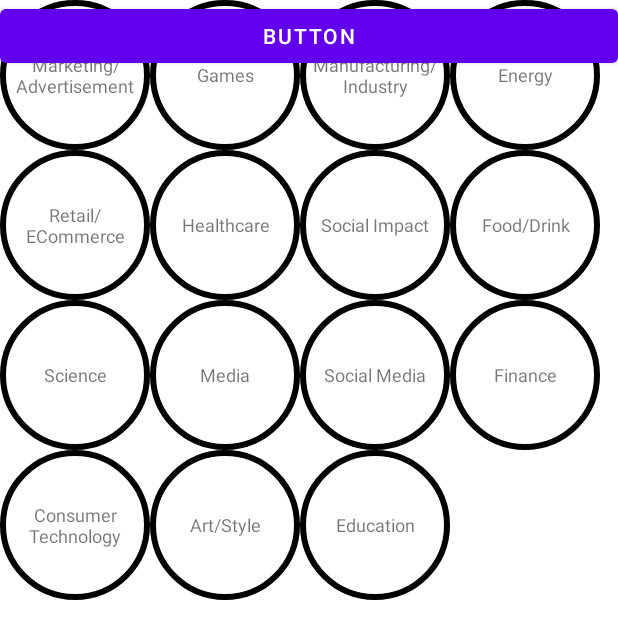
After one commit to andrewparkk1/eCrowdPop, an Android app: the layout fragment_circle_search_2.xml on its own in the app's theme, with its tools: preview values and no code run, on a phone screen of 412 x 824 dp. The commit adds this screen. Shown: the top 639 px of the screen. Run offline under Robolectric (Android 15) with nearby library versions, the phone set to English and light mode, and no system bars; plain views replace SocialAutoCompleteTextView.

Commit message:
CircleSearchFragment now works

```diff
--- a/app/src/main/java/com/example/ecrowdpop/Fragments/CircleSearchFragment.java
+++ b/app/src/main/java/com/example/ecrowdpop/Fragments/CircleSearchFragment.java
@@ -13,6 +13,7 @@ import android.view.LayoutInflater;
 import android.view.MotionEvent;
 import android.view.View;
 import android.view.ViewGroup;
+import android.widget.Button;
 import android.widget.TextView;
 
 import com.example.ecrowdpop.CommentsActivity;
@@ -62,6 +63,7 @@ import java.util.List;
 
 public class CircleSearchFragment extends Fragment {
     TextView ma, re, sc, ct, ga, hc, md, as, mi, si, sm, ed, en, fd, f;
+    Button b;
 
     @Override
     public View onCreateView(LayoutInflater inflater, ViewGroup container,
@@ -84,6 +86,7 @@ public class CircleSearchFragment extends Fragment {
         en = view.findViewById(R.id.energy);
         fd = view.findViewById(R.id.fooddrink);
         f = view.findViewById(R.id.finance);
+        b = view.findViewById(R.id.button);
 
 //        randomShape(ma);
 //        randomShape(re);
@@ -116,6 +119,7 @@ public class CircleSearchFragment extends Fragment {
         click(en, en.getText().toString());
         click(fd, fd.getText().toString());
         click(f, f.getText().toString());
+        click(b, "");
 
 
         // Inflate the layout for this fragment
--- a/app/src/main/java/com/example/ecrowdpop/Fragments/SearchFragment.java
+++ b/app/src/main/java/com/example/ecrowdpop/Fragments/SearchFragment.java
@@ -191,7 +191,9 @@ public class SearchFragment extends Fragment {
                     mUsers.clear();
                     for (DataSnapshot snapshot : dataSnapshot.getChildren()){
                         User user = snapshot.getValue(User.class);
-                        if (user != null && user.getCategory().equals(category)) {
+                        if (category.equals("")) {
+                            mUsers.add(user);
+                        } else if (user != null && user.getCategory().equals(category)) {
                             mUsers.add(user);
                         }
 //                        mUsers.add(user);
--- a/app/src/main/res/layout/fragment_circle_search.xml
+++ b/app/src/main/res/layout/fragment_circle_search.xml
@@ -50,6 +50,9 @@
     <!--        android:id="@+id/recycler_view_tags">-->
 
     <!--    </androidx.recyclerview.widget.RecyclerView>-->
+
+
+
 
     <TextView
         android:layout_width="100dp"
@@ -237,6 +240,14 @@
         android:layout_toRightOf="@id/fooddrink"
         />
 
+    <Button
+        android:layout_width="match_parent"
+        android:layout_height="wrap_content"
+        android:id="@+id/button"
+        android:layout_below="@id/socialmedia"
+        android:text="All Categories">
+    </Button>
+
 
 
 </RelativeLayout>
--- /dev/null
+++ b/app/src/main/res/layout/fragment_circle_search_2.xml
@@ -0,0 +1,269 @@
+<?xml version="1.0" encoding="utf-8"?>
+<RelativeLayout xmlns:android="http://schemas.android.com/apk/res/android"
+    xmlns:tools="http://schemas.android.com/tools"
+    android:layout_width="match_parent"
+    android:layout_height="match_parent"
+    tools:context=".Fragments.SearchFragment">
+
+
+    <!--    <com.google.android.material.appbar.AppBarLayout-->
+    <!--        android:layout_width="match_parent"-->
+    <!--        android:layout_height="wrap_content"-->
+    <!--        android:id="@+id/bar"-->
+    <!--        android:background="?android:attr/windowBackground">-->
+
+    <!--        <androidx.appcompat.widget.Toolbar-->
+    <!--            android:layout_width="match_parent"-->
+    <!--            android:layout_height="wrap_content"-->
+    <!--            android:id="@+id/toolbar"-->
+    <!--            android:background="?android:attr/windowBackground">-->
+
+    <!--            <ImageView-->
+    <!--                android:layout_width="wrap_content"-->
+    <!--                android:layout_height="wrap_content"-->
+    <!--                android:src="@drawable/ic_search"/>-->
+
+    <!--            <com.hendraanggrian.appcompat.widget.SocialAutoCompleteTextView-->
+    <!--                android:layout_width="match_parent"-->
+    <!--                android:layout_height="wrap_content"-->
+    <!--                android:id="@+id/search_bar"-->
+    <!--                android:background="@android:color/transparent"-->
+    <!--                android:hint="Search..."-->
+    <!--                android:layout_marginStart="15dp" />-->
+
+    <!--        </androidx.appcompat.widget.Toolbar>-->
+
+    <!--    </com.google.android.material.appbar.AppBarLayout>-->
+
+
+
+    <!--    <androidx.recyclerview.widget.RecyclerView-->
+    <!--        android:layout_width="match_parent"-->
+    <!--        android:layout_height="wrap_content"-->
+    <!--        android:layout_below="@id/bar"-->
+    <!--        android:id="@+id/recycler_view_users"/>-->
+
+    <!--    <androidx.recyclerview.widget.RecyclerView-->
+    <!--        android:layout_width="match_parent"-->
+    <!--        android:layout_height="wrap_content"-->
+    <!--        android:layout_below="@id/recycler_view_users"-->
+    <!--        android:id="@+id/recycler_view_tags">-->
+
+    <!--    </androidx.recyclerview.widget.RecyclerView>-->
+
+    <Button
+        android:layout_width="match_parent"
+        android:layout_height="wrap_content"
+        android:id="@+id/button"
+        android:text="button">
+
+    </Button>
+
+
+    <LinearLayout
+        android:layout_width="wrap_content"
+        android:layout_height="match_parent"
+        android:id="@+id/firstcol"
+        android:orientation="vertical">
+
+        <TextView
+            android:layout_width="100dp"
+            android:layout_height="100dp"
+            android:background="@drawable/text_view_circle"
+            android:padding="8dp"
+            android:gravity="center"
+            android:textSize="12sp"
+            android:id="@+id/marketingadvertisement"
+            android:text="Marketing/Advertisement"
+            />
+
+        <TextView
+            android:id="@+id/retailecommerce"
+            android:layout_width="100dp"
+            android:layout_height="100dp"
+            android:background="@drawable/text_view_circle"
+            android:gravity="center"
+            android:padding="8dp"
+            android:text="Retail/ECommerce"
+            android:textSize="12sp" />
+
+        <TextView
+            android:layout_width="100dp"
+            android:layout_height="100dp"
+            android:background="@drawable/text_view_circle"
+            android:padding="8dp"
+            android:gravity="center"
+            android:textSize="12sp"
+            android:id="@+id/science"
+            android:text="Science"
+            />
+
+        <TextView
+            android:layout_width="100dp"
+            android:layout_height="100dp"
+            android:background="@drawable/text_view_circle"
+            android:padding="8dp"
+            android:gravity="center"
+            android:textSize="12sp"
+            android:id="@+id/consumertechnology"
+            android:text="Consumer Technology"
+            />
+
+    </LinearLayout>
+
+
+    <LinearLayout
+        android:layout_width="wrap_content"
+        android:layout_height="match_parent"
+        android:layout_toRightOf="@id/firstcol"
+        android:id="@+id/seccol"
+        android:orientation="vertical">
+
+
+        <TextView
+            android:layout_width="100dp"
+            android:layout_height="100dp"
+            android:background="@drawable/text_view_circle"
+            android:padding="8dp"
+            android:gravity="center"
+            android:textSize="12sp"
+            android:id="@+id/games"
+            android:text="Games"
+            />
+        <TextView
+            android:layout_width="100dp"
+            android:layout_height="100dp"
+            android:background="@drawable/text_view_circle"
+            android:padding="8dp"
+            android:gravity="center"
+            android:textSize="12sp"
+            android:id="@+id/healthcare"
+            android:text="Healthcare"
+            />
+
+        <TextView
+            android:layout_width="100dp"
+            android:layout_height="100dp"
+            android:background="@drawable/text_view_circle"
+            android:padding="8dp"
+            android:gravity="center"
+            android:textSize="12sp"
+            android:id="@+id/media"
+            android:text="Media"
+            />
+
+        <TextView
+            android:layout_width="100dp"
+            android:layout_height="100dp"
+            android:background="@drawable/text_view_circle"
+            android:padding="8dp"
+            android:gravity="center"
+            android:textSize="12sp"
+            android:id="@+id/artstyle"
+            android:text="Art/Style"
+            />
+
+    </LinearLayout>
+
+    <LinearLayout
+        android:layout_width="wrap_content"
+        android:layout_height="match_parent"
+        android:orientation="vertical"
+        android:id="@+id/thirdcol"
+        android:layout_toRightOf="@id/seccol">
+
+
+        <TextView
+            android:layout_width="100dp"
+            android:layout_height="100dp"
+            android:background="@drawable/text_view_circle"
+            android:padding="8dp"
+            android:gravity="center"
+            android:textSize="12sp"
+            android:id="@+id/manufacturingindustry"
+            android:text="Manufacturing/Industry"
+            />
+
+        <TextView
+            android:layout_width="100dp"
+            android:layout_height="100dp"
+            android:background="@drawable/text_view_circle"
+            android:padding="8dp"
+            android:gravity="center"
+            android:textSize="12sp"
+            android:id="@+id/socialimpact"
+            android:text="Social Impact"
+            />
+
+        <TextView
+            android:layout_width="100dp"
+            android:layout_height="100dp"
+            android:background="@drawable/text_view_circle"
+            android:padding="8dp"
+            android:gravity="center"
+            android:textSize="12sp"
+            android:id="@+id/socialmedia"
+            android:text="Social Media"
+            />
+
+        <TextView
+            android:layout_width="100dp"
+            android:layout_height="100dp"
+            android:background="@drawable/text_view_circle"
+            android:padding="8dp"
+            android:gravity="center"
+            android:textSize="12sp"
+            android:id="@+id/education"
+            android:text="Education"
+            />
+
+
+    </LinearLayout>
+
+    <LinearLayout
+        android:layout_width="wrap_content"
+        android:layout_height="match_parent"
+        android:orientation="vertical"
+        android:layout_toRightOf="@id/thirdcol">
+
+
+        <TextView
+            android:layout_width="100dp"
+            android:layout_height="100dp"
+            android:background="@drawable/text_view_circle"
+            android:padding="8dp"
+            android:gravity="center"
+            android:textSize="12sp"
+            android:id="@+id/energy"
+            android:text="Energy"
+
+            />
+
+        <TextView
+            android:layout_width="100dp"
+            android:layout_height="100dp"
+            android:background="@drawable/text_view_circle"
+            android:padding="8dp"
+            android:gravity="center"
+            android:textSize="12sp"
+            android:id="@+id/fooddrink"
+            android:text="Food/Drink"
+            />
+
+        <TextView
+            android:layout_width="100dp"
+            android:layout_height="100dp"
+            android:background="@drawable/text_view_circle"
+            android:padding="8dp"
+            android:gravity="center"
+            android:textSize="12sp"
+            android:id="@+id/finance"
+            android:text="Finance"
+            />
+
+    </LinearLayout>
+
+
+
+
+</RelativeLayout>
```
Lines whose indentation alone changed are shown as unchanged.
